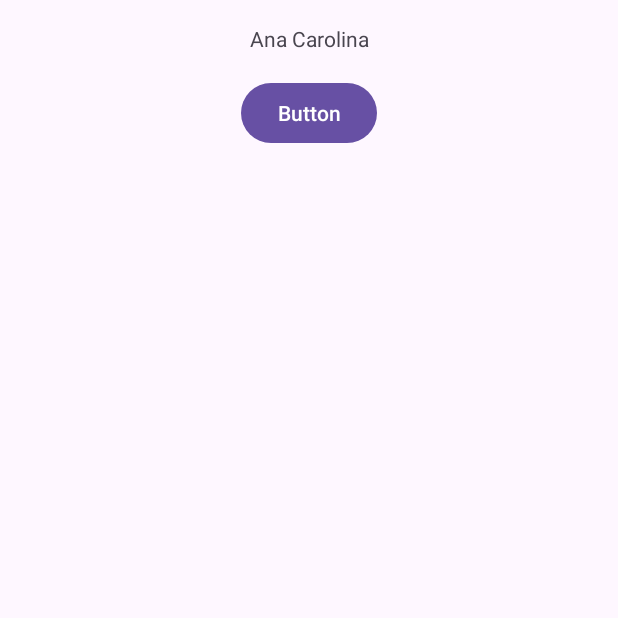
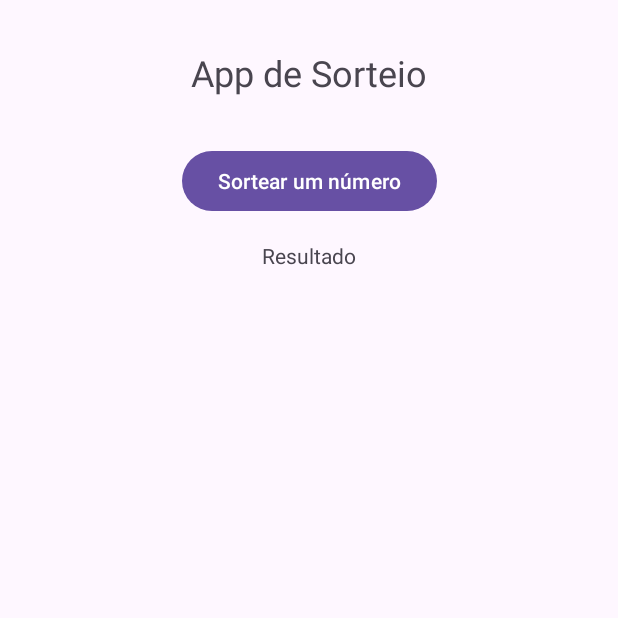
Before and after one commit to anacarolbs/MeuPrimeiroProjetoAndroid, an Android app: the screen it shows after launch (MainActivity), on a phone screen of 412 x 824 dp, the top half of it. Run offline under Robolectric (Android 15) with nearby library versions, the phone set to English and light mode, and no system bars.

Commit message:
App de Sorteio
Aulas 13. Adicionando evento de clique em um botão, 14. Criando interface #App de Sorteio e 15. Escrevendo os códigos #App de Sorteio

```diff
--- a/MeuPrimeiroProjeto/app/src/main/java/com/example/meuprimeiroprojeto/MainActivity.kt
+++ b/MeuPrimeiroProjeto/app/src/main/java/com/example/meuprimeiroprojeto/MainActivity.kt
@@ -1,20 +1,24 @@
 package com.example.meuprimeiroprojeto
 
 import android.os.Bundle
+import android.view.View
+import android.widget.TextView
 import androidx.activity.enableEdgeToEdge
 import androidx.appcompat.app.AppCompatActivity
 import androidx.core.view.ViewCompat
 import androidx.core.view.WindowInsetsCompat
+import java.util.Random
 
 class MainActivity : AppCompatActivity() {
     override fun onCreate(savedInstanceState: Bundle?) {
         super.onCreate(savedInstanceState)
-        enableEdgeToEdge()
         setContentView(R.layout.activity_main)
-        ViewCompat.setOnApplyWindowInsetsListener(findViewById(R.id.main)) { v, insets ->
-            val systemBars = insets.getInsets(WindowInsetsCompat.Type.systemBars())
-            v.setPadding(systemBars.left, systemBars.top, systemBars.right, systemBars.bottom)
-            insets
-        }
     }
+
+    fun sortear(view: View){
+        val textoResultado = findViewById<TextView>(R.id.text_resultado)
+        val numero = Random().nextInt(11)//0...10
+        textoResultado.setText("número gerado $numero")
+    }
+
 }
--- a/MeuPrimeiroProjeto/app/src/main/res/layout/activity_main.xml
+++ b/MeuPrimeiroProjeto/app/src/main/res/layout/activity_main.xml
@@ -11,20 +11,31 @@
         android:id="@+id/textView"
         android:layout_width="wrap_content"
         android:layout_height="wrap_content"
-        android:layout_marginTop="16dp"
-        android:text="Ana Carolina"
+        android:layout_marginTop="32dp"
+        android:text="App de Sorteio"
+        android:textSize="24sp"
         app:layout_constraintEnd_toEndOf="parent"
         app:layout_constraintStart_toStartOf="parent"
         app:layout_constraintTop_toTopOf="parent" />
 
     <Button
-        android:id="@+id/button2"
+        android:id="@+id/button3"
         android:layout_width="wrap_content"
         android:layout_height="wrap_content"
-        android:layout_marginTop="16dp"
-        android:text="Button"
+        android:layout_marginTop="32dp"
+        android:onClick="sortear"
+        android:text="Sortear um número"
         app:layout_constraintEnd_toEndOf="parent"
         app:layout_constraintStart_toStartOf="parent"
         app:layout_constraintTop_toBottomOf="@+id/textView" />
 
+    <TextView
+        android:id="@+id/text_resultado"
+        android:layout_width="wrap_content"
+        android:layout_height="wrap_content"
+        android:layout_marginTop="16dp"
+        android:text="Resultado"
+        app:layout_constraintEnd_toEndOf="parent"
+        app:layout_constraintStart_toStartOf="parent"
+        app:layout_constraintTop_toBottomOf="@+id/button3" />
 </androidx.constraintlayout.widget.ConstraintLayout>
```
